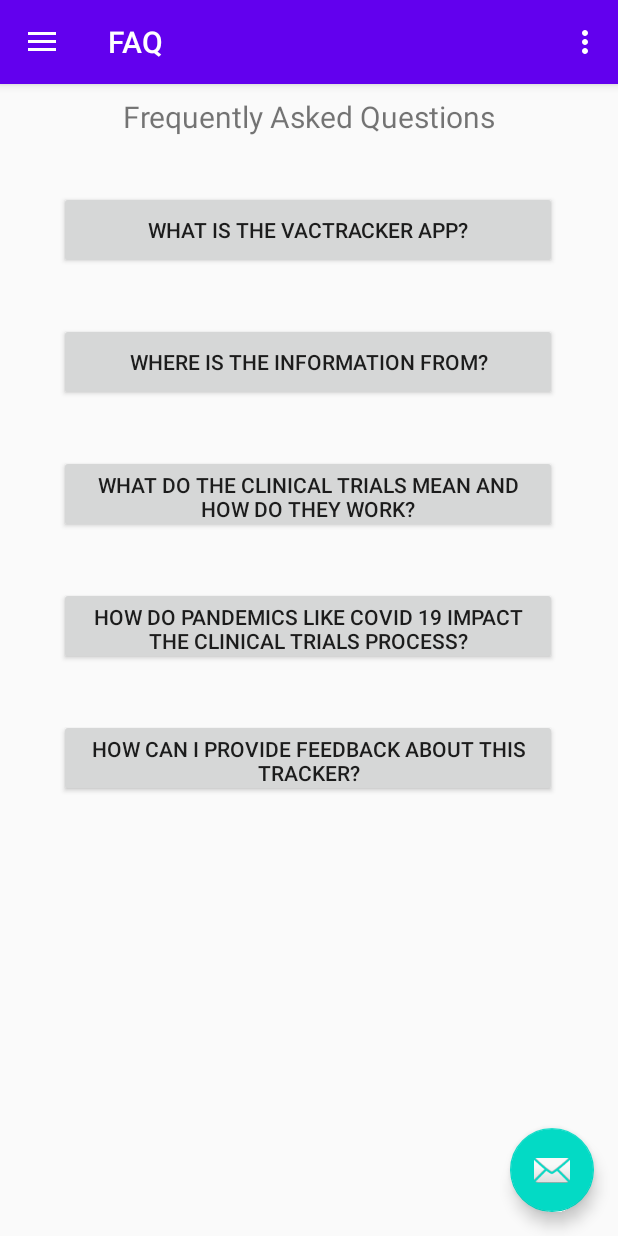
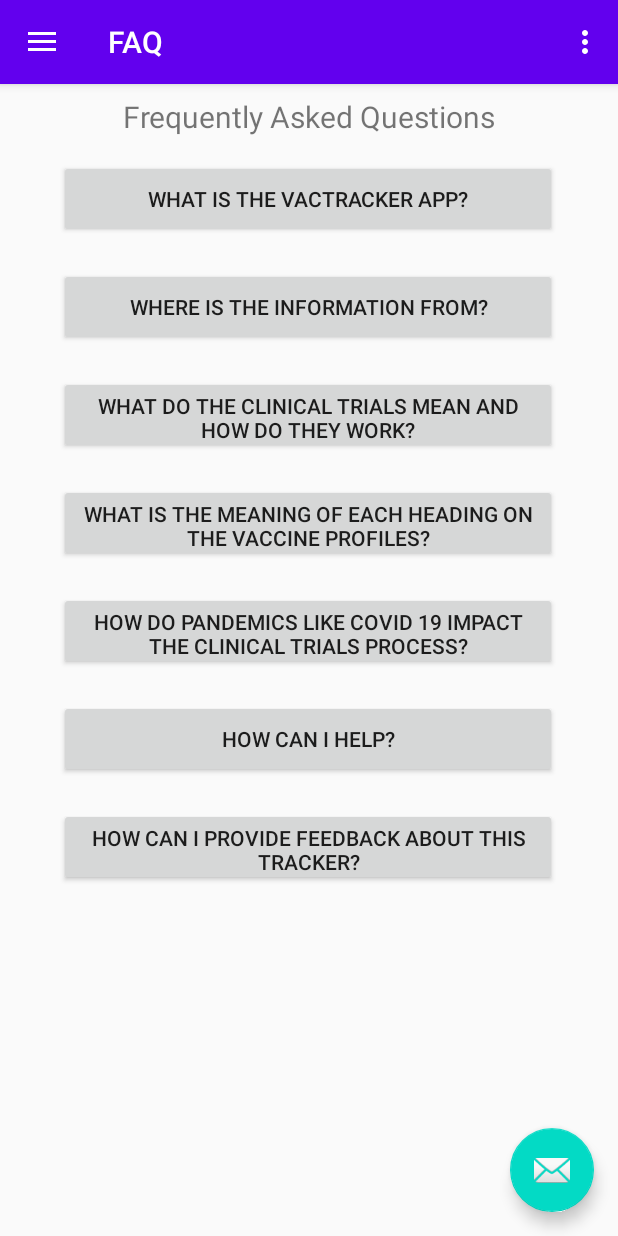
Before and after one commit to lienzhu/VacTracker, an Android app: the screen it shows after launch (MainActivity), in the side drawer, after a tap on "FAQ", on a phone screen of 412 x 824 dp. Run offline under Robolectric (Android 15) with nearby library versions, the phone set to English and light mode, and no system bars; our stand-ins replace Room's generated code, navigation-ui.

Commit message:
faq page DONE

```diff
--- a/app/src/main/java/com/example/vactracker/ui/faq/FAQFragment.java
+++ b/app/src/main/java/com/example/vactracker/ui/faq/FAQFragment.java
@@ -17,7 +17,7 @@ import com.example.vactracker.R;
 public class FAQFragment extends Fragment {
 
     TextView f;
-    Button faq1, faq2, faq3, faq4, faq5;
+    Button faq1, faq2, faq3, faq4, faq5, faq6, faq7;
 
 
    FAQViewModel faqViewModel;
@@ -39,9 +39,12 @@ public class FAQFragment extends Fragment {
         faq3 = root.findViewById(R.id.tvQ3);
         faq4 = root.findViewById(R.id.tvQ4);
         faq5 = root.findViewById(R.id.tvQ5);
+        faq6 = root.findViewById(R.id.tvQ6);
+        faq7 = root.findViewById(R.id.tvQ7);
 
 
-                faq1.setOnClickListener(new View.OnClickListener() {
+
+        faq1.setOnClickListener(new View.OnClickListener() {
             @Override
             public void onClick(View v) {
 
@@ -116,6 +119,33 @@ public class FAQFragment extends Fragment {
             }
         });
 
+        faq6.setOnClickListener(new View.OnClickListener() {
+            @Override
+            public void onClick(View v) {
+
+                Faqpopup1 popup = new Faqpopup1();
+                Bundle args = new Bundle();
+                args.putString("Key","Q6");
+                popup.setArguments(args);
+                popup.setTargetFragment(FAQFragment.this, 1);
+                popup.show(getFragmentManager(), "Faqpopup1");
+
+            }
+        });
+
+        faq7.setOnClickListener(new View.OnClickListener() {
+            @Override
+            public void onClick(View v) {
+
+                Faqpopup1 popup = new Faqpopup1();
+                Bundle args = new Bundle();
+                args.putString("Key","Q7");
+                popup.setArguments(args);
+                popup.setTargetFragment(FAQFragment.this, 1);
+                popup.show(getFragmentManager(), "Faqpopup1");
+
+            }
+        });
         return root;
     }
 }
--- a/app/src/main/res/layout/fragment_faq.xml
+++ b/app/src/main/res/layout/fragment_faq.xml
@@ -20,58 +20,74 @@
         app:layout_constraintStart_toStartOf="parent"
         app:layout_constraintTop_toTopOf="parent" />
 
+
+    <ScrollView
+        android:layout_width="wrap_content"
+        android:layout_height="wrap_content"
+        app:layout_constraintBottom_toBottomOf="parent"
+        app:layout_constraintEnd_toEndOf="parent"
+        app:layout_constraintHorizontal_bias="0.493"
+        app:layout_constraintStart_toStartOf="parent"
+        app:layout_constraintTop_toBottomOf="@+id/text_development"
+        app:layout_constraintVertical_bias="0.0">
+
+        <LinearLayout
+            android:layout_width="match_parent"
+            android:layout_height="wrap_content"
+            android:orientation="vertical">
+
             <Button
                 android:id="@+id/tvQ1"
                 android:layout_width="332dp"
                 android:layout_height="52dp"
-        android:layout_marginTop="36dp"
-        android:text="What is the VACTracker App?"
-        app:layout_constraintEnd_toEndOf="parent"
-        app:layout_constraintHorizontal_bias="0.493"
-        app:layout_constraintStart_toStartOf="parent"
-        app:layout_constraintTop_toBottomOf="@+id/text_development" />
+                android:layout_marginTop="15dp"
+                android:text="What is the VACTracker App?" />
 
             <Button
                 android:id="@+id/tvQ2"
                 android:layout_width="332dp"
                 android:layout_height="52dp"
-        android:layout_marginTop="36dp"
-        android:text="Where is the information from?"
-        app:layout_constraintEnd_toEndOf="parent"
-        app:layout_constraintHorizontal_bias="0.493"
-        app:layout_constraintStart_toStartOf="parent"
-        app:layout_constraintTop_toBottomOf="@+id/tvQ1" />
+                android:layout_marginTop="20dp"
+                android:text="Where is the information from?" />
 
             <Button
                 android:id="@+id/tvQ3"
                 android:layout_width="332dp"
                 android:layout_height="52dp"
-        android:layout_marginTop="36dp"
-        android:text="What do the clinical trials mean and how do they work?"
-        app:layout_constraintEnd_toEndOf="parent"
-        app:layout_constraintHorizontal_bias="0.493"
-        app:layout_constraintStart_toStartOf="parent"
-        app:layout_constraintTop_toBottomOf="@+id/tvQ2" />
+                android:layout_marginTop="20dp"
+                android:text="What do the clinical trials mean and how do they work?" />
+
+            <Button
+                android:id="@+id/tvQ5"
+                android:layout_width="332dp"
+                android:layout_height="52dp"
+                android:layout_marginTop="20dp"
+                android:text="What is the meaning of each heading on the Vaccine Profiles?" />
 
             <Button
                 android:id="@+id/tvQ4"
                 android:layout_width="332dp"
                 android:layout_height="52dp"
-        android:layout_marginTop="36dp"
-        android:text="How do pandemics like COVID 19 impact the clinical trials process?"
-        app:layout_constraintEnd_toEndOf="parent"
-        app:layout_constraintHorizontal_bias="0.493"
-        app:layout_constraintStart_toStartOf="parent"
-        app:layout_constraintTop_toBottomOf="@+id/tvQ3" />
+                android:layout_marginTop="20dp"
+                android:text="How do pandemics like COVID 19 impact the clinical trials process?" />
 
             <Button
-        android:id="@+id/tvQ5"
+                android:id="@+id/tvQ6"
                 android:layout_width="332dp"
                 android:layout_height="52dp"
-        android:layout_marginTop="36dp"
-        android:text="How can I provide feedback about this tracker?"
-        app:layout_constraintEnd_toEndOf="parent"
-        app:layout_constraintHorizontal_bias="0.493"
-        app:layout_constraintStart_toStartOf="parent"
-        app:layout_constraintTop_toBottomOf="@+id/tvQ4" />
+                android:layout_marginTop="20dp"
+                android:text="How can I help?" />
+
+            <Button
+                android:id="@+id/tvQ7"
+                android:layout_width="332dp"
+                android:layout_height="52dp"
+                android:layout_marginTop="20dp"
+                android:text="How can I provide feedback about this tracker?" />
+
+
+
+        </LinearLayout>
+    </ScrollView>
+
 </androidx.constraintlayout.widget.ConstraintLayout>
```
Also changed, not shown: app/src/main/java/com/example/vactracker/ui/faq/Faqpopup1.java (+28 -2 lines), app/src/main/java/com/example/vactracker/ui/settings/Settings.java (added, +65 -0 lines), app/src/main/res/layout/faqpopup1_fragment.xml (+16 -2 lines), app/src/main/res/layout/fragment_settings.xml (added, +13 -0 lines). Lines whose indentation alone changed are shown as unchanged.
